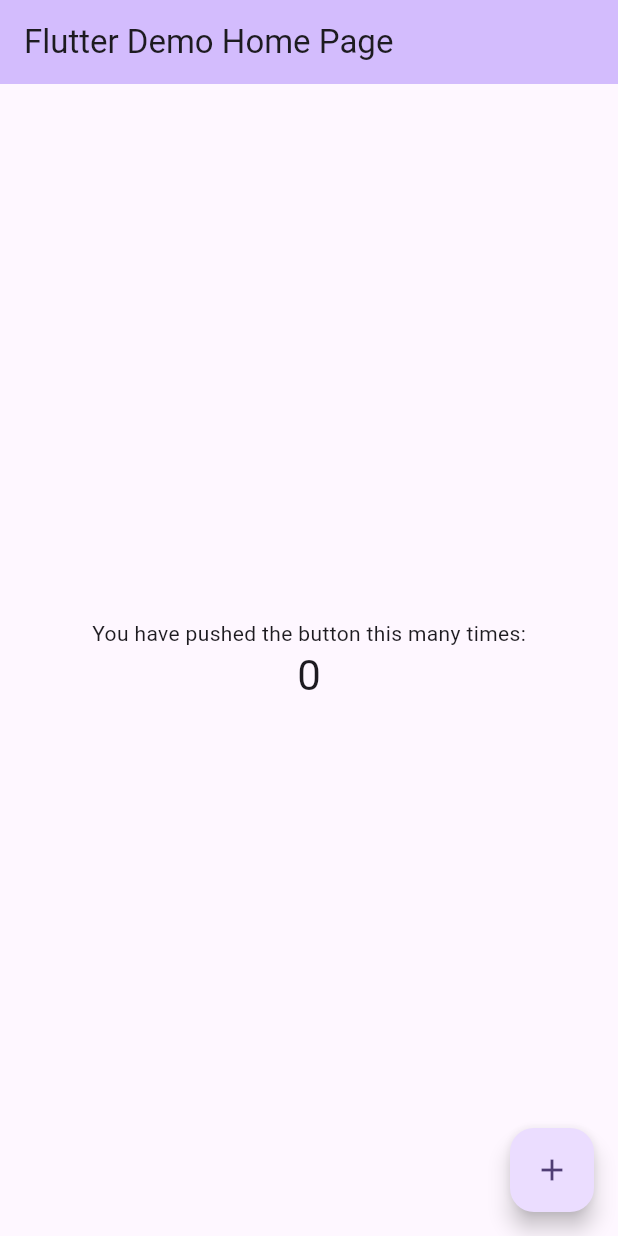
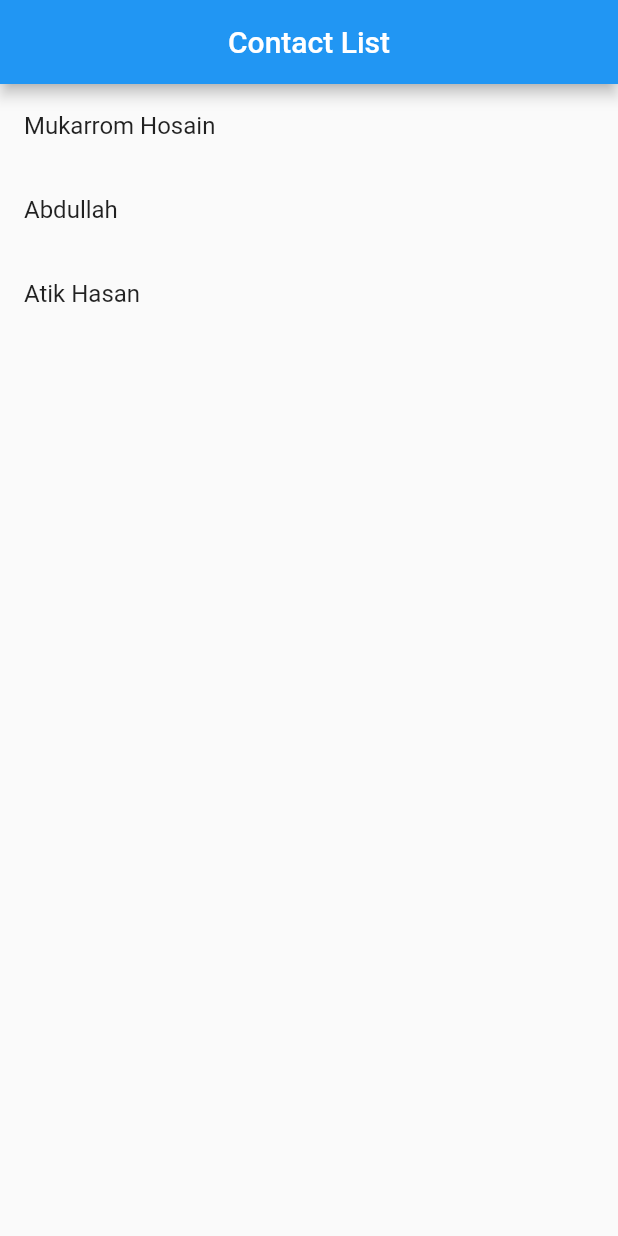
Before and after one commit to mukarrom/ostad_flutter_3_live_test_8, a Flutter app: the screen it shows after launch, on a phone screen of 412 x 824 dp. Run offline on Flutter 3.47's test engine with Material 2 defaults, Android fonts, the phone set to English and light mode, and no system bars.

```diff
--- a/lib/main.dart
+++ b/lib/main.dart
@@ -10,116 +10,93 @@ class MyApp extends StatelessWidget {
   // This widget is the root of your application.
   @override
   Widget build(BuildContext context) {
-    return MaterialApp(
-      title: 'Flutter Demo',
-      theme: ThemeData(
-        // This is the theme of your application.
-        //
-        // TRY THIS: Try running your application with "flutter run". You'll see
-        // the application has a blue toolbar. Then, without quitting the app,
-        // try changing the seedColor in the colorScheme below to Colors.green
-        // and then invoke "hot reload" (save your changes or press the "hot
-        // reload" button in a Flutter-supported IDE, or press "r" if you used
-        // the command line to start the app).
-        //
-        // Notice that the counter didn't reset back to zero; the application
-        // state is not lost during the reload. To reset the state, use hot
-        // restart instead.
-        //
-        // This works for code too, not just values: Most code changes can be
-        // tested with just a hot reload.
-        colorScheme: ColorScheme.fromSeed(seedColor: Colors.deepPurple),
-        useMaterial3: true,
-      ),
-      home: const MyHomePage(title: 'Flutter Demo Home Page'),
+    return const MaterialApp(
+      title: 'Contact Lists',
+      home: MyHomePage(),
     );
   }
 }
 
 class MyHomePage extends StatefulWidget {
-  const MyHomePage({super.key, required this.title});
-
-  // This widget is the home page of your application. It is stateful, meaning
-  // that it has a State object (defined below) that contains fields that affect
-  // how it looks.
-
-  // This class is the configuration for the state. It holds the values (in this
-  // case the title) provided by the parent (in this case the App widget) and
-  // used by the build method of the State. Fields in a Widget subclass are
-  // always marked "final".
-
-  final String title;
+  const MyHomePage({super.key});
 
   @override
   State<MyHomePage> createState() => _MyHomePageState();
 }
 
 class _MyHomePageState extends State<MyHomePage> {
-  int _counter = 0;
-
-  void _incrementCounter() {
-    setState(() {
-      // This call to setState tells the Flutter framework that something has
-      // changed in this State, which causes it to rerun the build method below
-      // so that the display can reflect the updated values. If we changed
-      // _counter without calling setState(), then the build method would not be
-      // called again, and so nothing would appear to happen.
-      _counter++;
-    });
-  }
+  List<Contact> contacts = [
+    Contact('Mukarrom Hosain', 'mukarrom21@gmail.com', '8801909037017'),
+    Contact('Abdullah', 'abdullah@gmail.com', '8801512312388'),
+    Contact('Atik Hasan', 'atik@gmail.com', '8801999665377'),
+  ];
 
   @override
   Widget build(BuildContext context) {
-    // This method is rerun every time setState is called, for instance as done
-    // by the _incrementCounter method above.
-    //
-    // The Flutter framework has been optimized to make rerunning build methods
-    // fast, so that you can just rebuild anything that needs updating rather
-    // than having to individually change instances of widgets.
     return Scaffold(
       appBar: AppBar(
-        // TRY THIS: Try changing the color here to a specific color (to
-        // Colors.amber, perhaps?) and trigger a hot reload to see the AppBar
-        // change color while the other colors stay the same.
-        backgroundColor: Theme.of(context).colorScheme.inversePrimary,
-        // Here we take the value from the MyHomePage object that was created by
-        // the App.build method, and use it to set our appbar title.
-        title: Text(widget.title),
+        title: const Text('Contact List'),
+        centerTitle: true,
       ),
-      body: Center(
-        // Center is a layout widget. It takes a single child and positions it
-        // in the middle of the parent.
+      body: ListView.builder(
+        itemCount: contacts.length,
+        itemBuilder: (context, index) {
+          return ListTile(
+            onTap: () {
+              showModalBottomSheet(
+                  constraints: const BoxConstraints(
+                      maxHeight: 200, minWidth: double.infinity),
+                  context: context,
+                  builder: (context) {
+                    return Padding(
+                      padding: const EdgeInsets.all(18),
                       child: Column(
-          // Column is also a layout widget. It takes a list of children and
-          // arranges them vertically. By default, it sizes itself to fit its
-          // children horizontally, and tries to be as tall as its parent.
-          //
-          // Column has various properties to control how it sizes itself and
-          // how it positions its children. Here we use mainAxisAlignment to
-          // center the children vertically; the main axis here is the vertical
-          // axis because Columns are vertical (the cross axis would be
-          // horizontal).
-          //
-          // TRY THIS: Invoke "debug painting" (choose the "Toggle Debug Paint"
-          // action in the IDE, or press "p" in the console), to see the
-          // wireframe for each widget.
-          mainAxisAlignment: MainAxisAlignment.center,
-          children: <Widget>[
+                        // mainAxisAlignment: MainAxisAlignment.start,
+                        crossAxisAlignment: CrossAxisAlignment.start,
+                        children: [
                           const Text(
-              'You have pushed the button this many times:',
+                            'Contact Details',
+                            style: TextStyle(
+                              fontWeight: FontWeight.w800,
+                              fontSize: 28,
+                            ),
+                          ),
+                          const SizedBox(
+                            height: 30,
                           ),
                           Text(
-              '$_counter',
-              style: Theme.of(context).textTheme.headlineMedium,
+                            'Name: ${contacts[index].name}',
+                            style: const TextStyle(
+                              fontSize: 16,
+                            ),
+                          ),
+                          Text(
+                            'Email: ${contacts[index].email}',
+                            style: const TextStyle(
+                              fontSize: 16,
+                            ),
+                          ),
+                          Text(
+                            'Phone Number: ${contacts[index].phone}',
+                            style: const TextStyle(
+                              fontSize: 16,
+                            ),
                           ),
                         ],
                       ),
+                    );
+                  });
+            },
+            title: Text(contacts[index].name),
+          );
+        },
       ),
-      floatingActionButton: FloatingActionButton(
-        onPressed: _incrementCounter,
-        tooltip: 'Increment',
-        child: const Icon(Icons.add),
-      ), // This trailing comma makes auto-formatting nicer for build methods.
     );
   }
 }
+
+/// tasks model
+class Contact {
+  String name, email, phone;
+  Contact(this.name, this.email, this.phone);
+}
```
Lines whose indentation alone changed are shown as unchanged.
